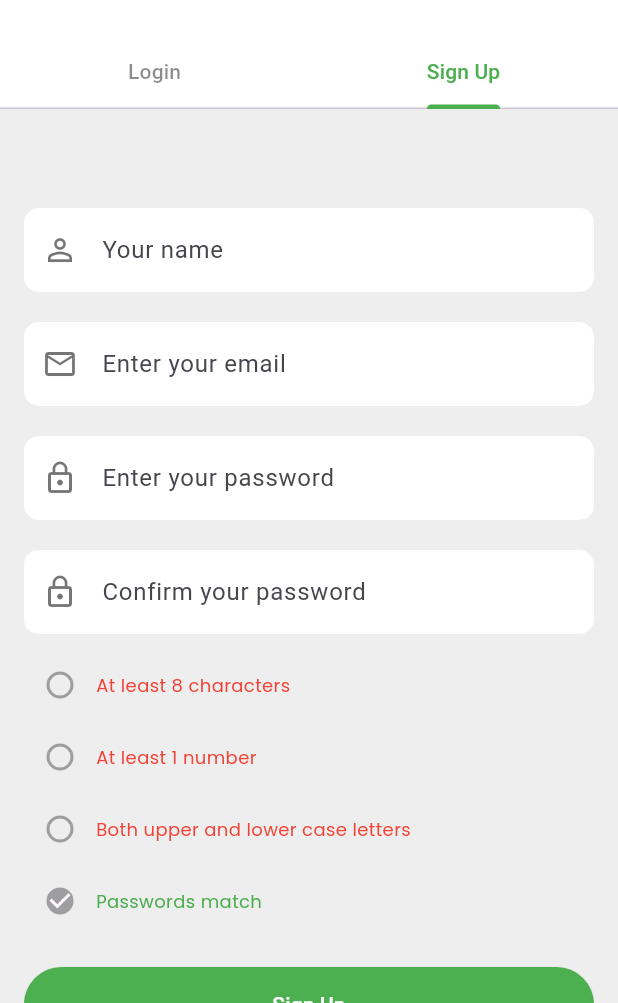
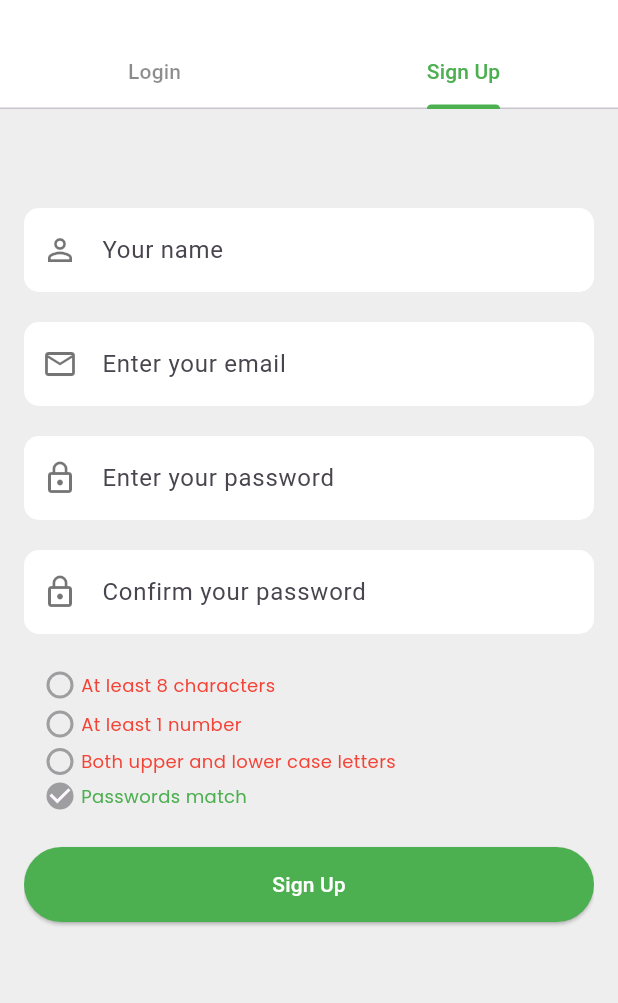
Before and after one commit to moha-shiine/Todo-Task, a Flutter app: the screen it shows after launch, tab 2 chosen, on a phone screen of 412 x 824 dp, the part 233-1236 px from its top. Run offline on Flutter 3.47's test engine with Material 3 defaults, Android fonts, the phone set to English and light mode, and no system bars; our stand-ins replace easy_date_timeline, flutter_iconly, gap, get, google_fonts, sqflite; accounts and stored records are empty.

Commit message:
checbox solve

```diff
--- a/lib/app/login/singup.dart
+++ b/lib/app/login/singup.dart
@@ -2,10 +2,11 @@ import 'package:flutter/material.dart';
 import 'package:get/get_core/src/get_main.dart';
 import 'package:get/get_navigation/get_navigation.dart';
 import 'package:get/get_state_manager/src/rx_flutter/rx_obx_widget.dart';
-import 'package:google_fonts/google_fonts.dart';
 
 import 'package:taskapp/controller/PasswordValidationController.dart';
 import 'package:taskapp/widget/bottom/CustomInputFields.dart';
+
+import 'package:taskapp/widget/checkbox.dart';
 
 class SinupWiget extends StatelessWidget {
   const SinupWiget({
@@ -35,91 +36,39 @@ class SinupWiget extends StatelessWidget {
             icon: Icons.lock_outline,
             onChanged: passwordController.updateConfirmPassword,
           ),
+          const SizedBox(height: 10),
           Obx(
             () => Column(
               crossAxisAlignment: CrossAxisAlignment.start,
               children: [
-                Row(
-                  children: [
-                    Checkbox(
-                      shape: const CircleBorder(),
+                CustomCheckboxRow(
                     value: passwordController.hasMinLength,
-                      onChanged: null, // Disabled as it's for display only
-                      activeColor: Colors.green,
+                    text: 'At least 8 characters'),
+                Transform.translate(
+                  offset: Offset(-0, -22),
+                  child: CustomCheckboxRow(
+                      value: passwordController.hasNumber,
+                      text: 'At least 1 number'),
                 ),
-                    Text(
-                      'At least 8 characters',
-                      style: GoogleFonts.poppins(
-                        fontSize: 12,
-                        color: passwordController.hasMinLength
-                            ? Colors.green
-                            : Colors.red,
+                Transform.translate(
+                  offset: Offset(-0, -45),
+                  child: CustomCheckboxRow(
+                      value: passwordController.hasUpperAndLower,
+                      text: 'Both upper and lower case letters'),
                 ),
-                    ),
-                  ],
-                ),
-                Row(
-                  children: [
-                    Checkbox(
-                      shape: const CircleBorder(),
-                      value: passwordController.hasNumber,
-                      onChanged: null,
-                      activeColor: Colors.green,
-                    ),
-                    Text(
-                      'At least 1 number',
-                      style: GoogleFonts.poppins(
-                        fontSize: 12,
-                        color: passwordController.hasNumber
-                            ? Colors.green
-                            : Colors.red,
-                      ),
-                    ),
-                  ],
-                ),
-                Row(
-                  children: [
-                    Checkbox(
-                      shape: const CircleBorder(),
-                      value: passwordController.hasUpperAndLower,
-                      onChanged: null,
-                      activeColor: Colors.green,
-                    ),
-                    Text(
-                      'Both upper and lower case letters',
-                      style: GoogleFonts.poppins(
-                        fontSize: 12,
-                        color: passwordController.hasUpperAndLower
-                            ? Colors.green
-                            : Colors.red,
-                      ),
-                    ),
-                  ],
-                ),
-                Row(
-                  children: [
-                    Checkbox(
-                      shape: const CircleBorder(),
+                Transform.translate(
+                  offset: Offset(-0, -70),
+                  child: CustomCheckboxRow(
                       value: passwordController.passwordsMatch,
-                      onChanged: null,
-                      activeColor: Colors.green,
-                    ),
-                    Text(
-                      'Passwords match',
-                      style: GoogleFonts.poppins(
-                        fontSize: 12,
-                        color: passwordController.passwordsMatch
-                            ? Colors.green
-                            : Colors.red,
-                      ),
-                    ),
-                  ],
+                      text: 'Passwords match'),
                 ),
               ],
             ),
           ),
           const SizedBox(height: 20),
-          ElevatedButton(
+          Transform.translate(
+            offset: Offset(-0, -90),
+            child: ElevatedButton(
               style: ElevatedButton.styleFrom(
                 backgroundColor: Colors.green,
                 minimumSize: const Size(double.infinity, 50),
@@ -146,6 +95,7 @@ class SinupWiget extends StatelessWidget {
                 style: TextStyle(color: Colors.white),
               ),
             ),
+          ),
         ],
       ),
     );
--- /dev/null
+++ b/lib/widget/checkbox.dart
@@ -0,0 +1,46 @@
+import 'package:flutter/material.dart';
+import 'package:google_fonts/google_fonts.dart';
+
+class CustomCheckboxRow extends StatelessWidget {
+  final bool value;
+  final String text;
+
+  const CustomCheckboxRow({
+    super.key,
+    required this.value,
+    required this.text,
+  });
+
+  @override
+  Widget build(BuildContext context) {
+    return Padding(
+      padding: const EdgeInsets.symmetric(vertical: 0), // Adjust spacing here
+      child: Transform.translate(
+        offset: Offset(-0, -10),
+        child: Row(
+          children: [
+            Transform.translate(
+              offset: Offset(0, 0),
+              child: Checkbox(
+                shape: const CircleBorder(),
+                value: value,
+                onChanged: null, // Read-only
+                activeColor: Colors.green,
+              ),
+            ),
+            Transform.translate(
+              offset: Offset(-10, 0),
+              child: Text(
+                text,
+                style: GoogleFonts.poppins(
+                  fontSize: 12,
+                  color: value ? Colors.green : Colors.red,
+                ),
+              ),
+            ),
+          ],
+        ),
+      ),
+    );
+  }
+}
```
Lines whose indentation alone changed are shown as unchanged.
